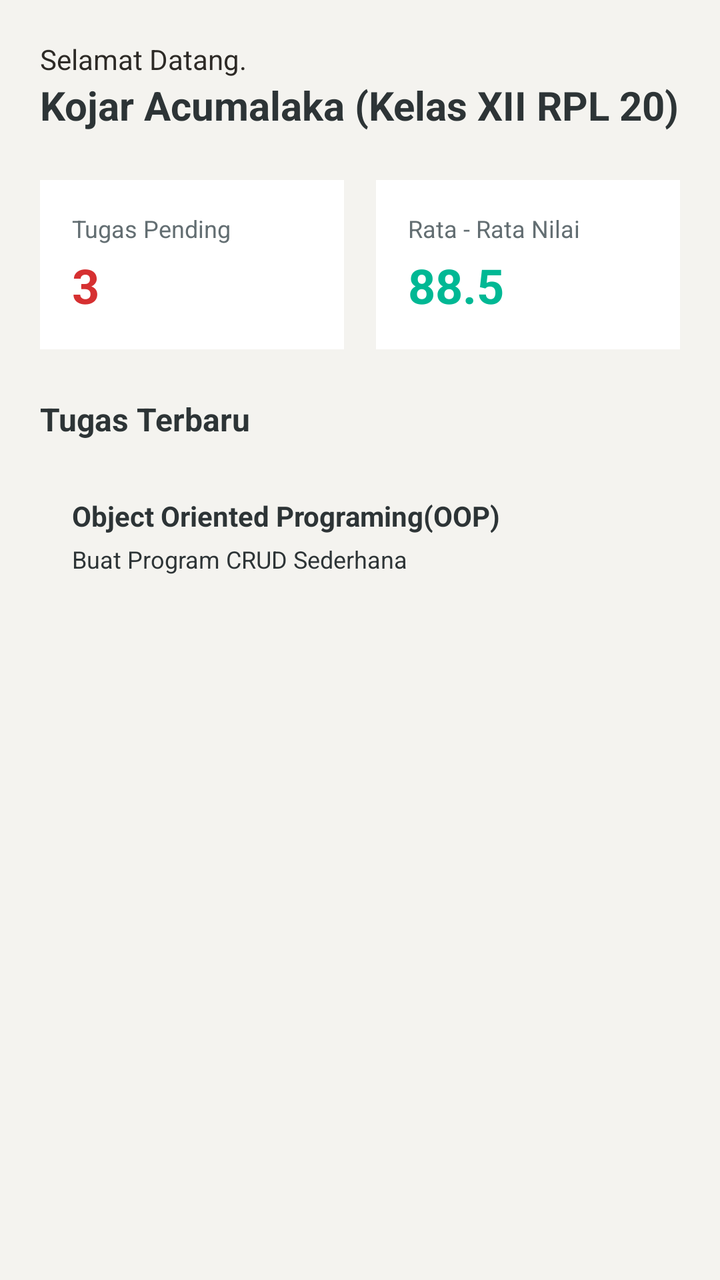
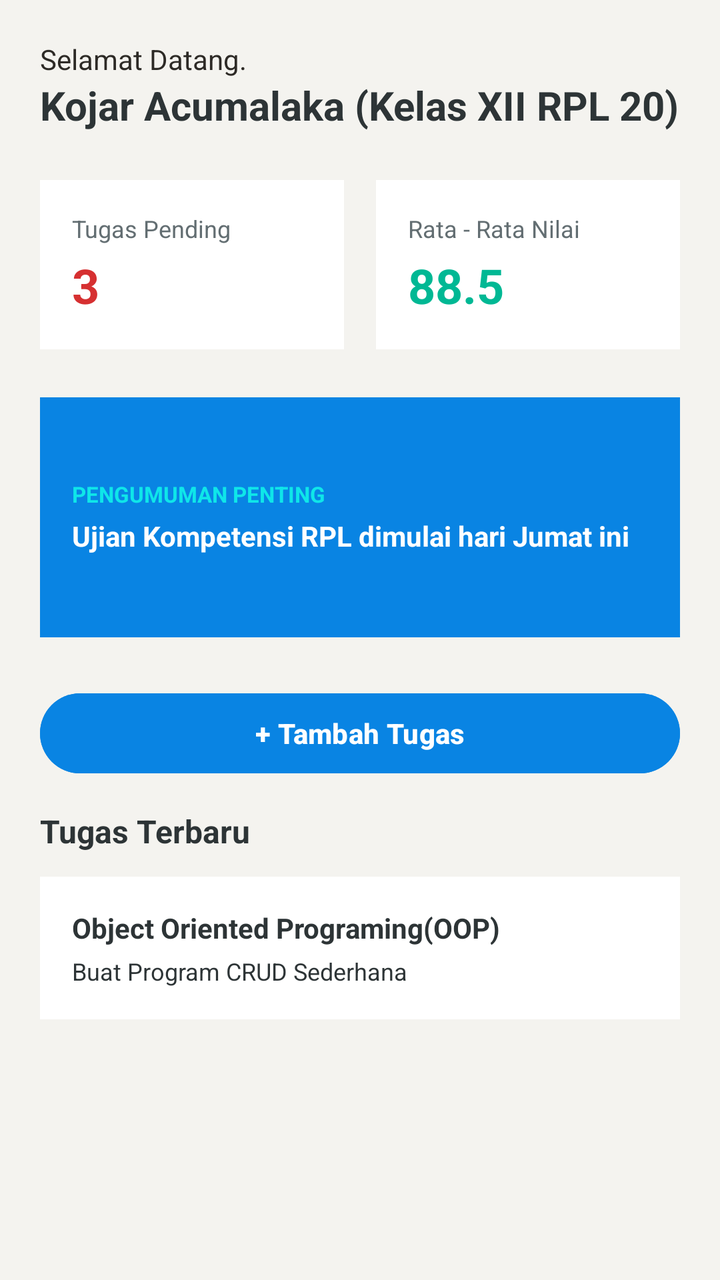

Compare the two renders of this Android layout. The source of the first and the diff that turns it into the second are given below.
<!-- AndroidManifest.xml: application theme Theme.ManagementApp -->
<!-- res/layout/activity_main.xml -->
<?xml version="1.0" encoding="utf-8"?>
<LinearLayout
    xmlns:android="http://schemas.android.com/apk/res/android"
    android:id="@+id/main"
    android:layout_width="match_parent"
    android:layout_height="match_parent"
    android:orientation="vertical"
    android:background="#F4F3EF"
    android:padding="20dp">

    
    <LinearLayout
        android:layout_width="match_parent"
        android:layout_height="wrap_content"
        android:layout_marginBottom="24dp"
        android:orientation="vertical">

        
        <TextView
            android:layout_width="wrap_content"
            android:layout_height="wrap_content"
            android:text="Selamat Datang."
            android:textColor="#2D2A26"
            android:textSize="14sp" />

        <TextView
            android:id="@+id/tvNamaSiswa"
            android:layout_width="wrap_content"
            android:layout_height="wrap_content"
            android:text="Kojar Acumalaka (Kelas XII RPL 20)"
            android:textColor="#2D3436"
            android:textSize="20sp"
            android:textStyle="bold" />

    </LinearLayout>

    
    <LinearLayout
        android:layout_width="match_parent"
        android:layout_height="wrap_content"
        android:orientation="horizontal"
        android:layout_marginBottom="24dp">

        
        <LinearLayout
            android:layout_width="0dp"
            android:layout_height="wrap_content"
            android:orientation="vertical"
            android:layout_weight="1"
            android:background="#FFFFFF"
            android:padding="16dp"
            android:layout_marginEnd="8dp">

            <TextView
                android:layout_width="wrap_content"
                android:layout_height="wrap_content"
                android:text="Tugas Pending"
                android:textColor="#636E72"
                android:textSize="12sp" />

            <TextView
                android:id="@+id/tvJumlahTugas"
                android:layout_width="wrap_content"
                android:layout_height="wrap_content"
                android:text="3"
                android:textColor="#D63031"
                android:textSize="24sp"
                android:textStyle="bold"
                android:layout_marginTop="4dp" />

        </LinearLayout>

        
        <LinearLayout
            android:layout_width="0dp"
            android:layout_height="wrap_content"
            android:orientation="vertical"
            android:layout_weight="1"
            android:background="#FFFFFF"
            android:padding="16dp"
            android:layout_marginStart="8dp">

            <TextView
                android:layout_width="wrap_content"
                android:layout_height="wrap_content"
                android:text="Rata - Rata Nilai"
                android:textColor="#636E72"
                android:textSize="12sp" />

            <TextView
                android:layout_width="wrap_content"
                android:layout_height="wrap_content"
                android:id="@+id/tvRataNilai"
                android:text="88.5"
                android:textSize="24sp"
                android:textStyle="bold"
                android:textColor="#00B894"
                android:layout_marginTop="4dp">
            </TextView>


        </LinearLayout>

    </LinearLayout>

    

    <TextView
        android:layout_width="wrap_content"
        android:layout_height="wrap_content"
        android:text="Tugas Terbaru"
        android:textSize="16sp"
        android:textStyle="bold"
        android:textColor="#2D3436"
        android:layout_marginBottom="12dp" />

    

    <LinearLayout
        android:layout_width="match_parent"
        android:layout_height="wrap_content"
        android:orientation="vertical"
        android:background="#FFFFF"
        android:padding="16dp">

        <TextView
            android:layout_width="wrap_content"
            android:layout_height="wrap_content"
            android:text="Object Oriented Programing(OOP)"
            android:textSize="14sp"
            android:textStyle="bold"
            android:textColor="#2D3436">
        </TextView>

        <TextView
            android:layout_width="wrap_content"
            android:layout_height="wrap_content"
            android:text="Buat Program CRUD Sederhana"
            android:textSize="12sp"
            android:textColor="#2D3436"
            android:layout_marginTop="4dp">
        </TextView>


    </LinearLayout>



</LinearLayout>
<!-- resources referenced by this layout -->
<resources>
  <style name="Theme.ManagementApp" parent="Base.Theme.ManagementApp" />
  <style name="Base.Theme.ManagementApp" parent="Theme.Material3.DayNight.NoActionBar">
          
          
      </style>
</resources>

<!-- the commit's change to res/layout/activity_main.xml (unified diff, before → after) -->
@@ -1,149 +1,199 @@
 <?xml version="1.0" encoding="utf-8"?>
-<LinearLayout
+<FrameLayout
     xmlns:android="http://schemas.android.com/apk/res/android"
-    android:id="@+id/main"
     android:layout_width="match_parent"
     android:layout_height="match_parent"
-    android:orientation="vertical"
-    android:background="#F4F3EF"
-    android:padding="20dp">
+    android:background="#FFFFFF">
 
-    
     <LinearLayout
+        android:id="@+id/main"
         android:layout_width="match_parent"
-        android:layout_height="wrap_content"
-        android:layout_marginBottom="24dp"
-        android:orientation="vertical">
+        android:layout_height="match_parent"
+        android:orientation="vertical"
+        android:background="#F4F3EF"
+        android:padding="20dp">
+
+        
+        <LinearLayout
+            android:layout_width="match_parent"
+            android:layout_height="wrap_content"
+            android:layout_marginBottom="24dp"
+            android:orientation="vertical">
+
+            <TextView
+                android:layout_width="wrap_content"
+                android:layout_height="wrap_content"
+                android:text="Selamat Datang."
+                android:textColor="#2D2A26"
+                android:textSize="14sp" />
+
+            <TextView
+                android:id="@+id/tvNamaSiswa"
+                android:layout_width="wrap_content"
+                android:layout_height="wrap_content"
+                android:text="Kojar Acumalaka (Kelas XII RPL 20)"
+                android:textColor="#2D3436"
+                android:textSize="20sp"
+                android:textStyle="bold" />
+
+        </LinearLayout>
+
+        
+        <LinearLayout
+            android:layout_width="match_parent"
+            android:layout_height="wrap_content"
+            android:orientation="horizontal"
+            android:layout_marginBottom="24dp">
+
+            
+            <LinearLayout
+                android:layout_width="0dp"
+                android:layout_height="wrap_content"
+                android:orientation="vertical"
+                android:layout_weight="1"
+                android:background="#FFFFFF"
+                android:padding="16dp"
+                android:layout_marginEnd="8dp">
+
+                <TextView
+                    android:layout_width="wrap_content"
+                    android:layout_height="wrap_content"
+                    android:text="Tugas Pending"
+                    android:textColor="#636E72"
+                    android:textSize="12sp" />
+
+                <TextView
+                    android:id="@+id/tvJumlahTugas"
+                    android:layout_width="wrap_content"
+                    android:layout_height="wrap_content"
+                    android:text="3"
+                    android:textColor="#D63031"
+                    android:textSize="24sp"
+                    android:textStyle="bold"
+                    android:layout_marginTop="4dp" />
+
+            </LinearLayout>
+
+            
+            <LinearLayout
+                android:layout_width="0dp"
+                android:layout_height="wrap_content"
+                android:orientation="vertical"
+                android:layout_weight="1"
+                android:background="#FFFFFF"
+                android:padding="16dp"
+                android:layout_marginStart="8dp">
+
+                <TextView
+                    android:layout_width="wrap_content"
+                    android:layout_height="wrap_content"
+                    android:text="Rata - Rata Nilai"
+                    android:textColor="#636E72"
+                    android:textSize="12sp" />
+
+                <TextView
+                    android:id="@+id/tvRataNilai"
+                    android:layout_width="wrap_content"
+                    android:layout_height="wrap_content"
+                    android:text="88.5"
+                    android:textSize="24sp"
+                    android:textStyle="bold"
+                    android:textColor="#00B894"
+                    android:layout_marginTop="4dp" />
+
+            </LinearLayout>
+
+        </LinearLayout>
+
+        
+        <FrameLayout
+            android:layout_width="match_parent"
+            android:layout_height="120dp"
+            android:layout_marginBottom="24dp">
+
+            
+            <View
+                android:layout_width="match_parent"
+                android:layout_height="match_parent"
+                android:background="#0984E3" />
+
+            
+            <LinearLayout
+                android:layout_width="match_parent"
+                android:layout_height="match_parent"
+                android:orientation="vertical"
+                android:padding="16dp"
+                android:gravity="center_vertical">
+
+                <TextView
+                    android:layout_width="wrap_content"
+                    android:layout_height="wrap_content"
+                    android:text="PENGUMUMAN PENTING"
+                    android:textSize="11sp"
+                    android:textColor="#0FE6E9"
+                    android:textStyle="bold" />
+
+                <TextView
+                    android:layout_width="wrap_content"
+                    android:layout_height="wrap_content"
+                    android:text="Ujian Kompetensi RPL dimulai hari Jumat ini"
+                    android:textSize="14sp"
+                    android:textColor="#FFFFFF"
+                    android:textStyle="bold"
+                    android:layout_marginTop="4dp" />
+
+            </LinearLayout>
+
+        </FrameLayout>
+
+        
+        <Button
+            android:id="@+id/TombolForm"
+            android:layout_width="match_parent"
+            android:layout_height="wrap_content"
+            android:text="+ Tambah Tugas"
+            android:textColor="#FFFFFF"
+            android:backgroundTint="#0984E3"
+            android:layout_marginBottom="14dp"
+            android:textSize="14sp"
+            android:textStyle="bold" />
 
         
         <TextView
             android:layout_width="wrap_content"
             android:layout_height="wrap_content"
-            android:text="Selamat Datang."
-            android:textColor="#2D2A26"
-            android:textSize="14sp" />
-
-        <TextView
-            android:id="@+id/tvNamaSiswa"
-            android:layout_width="wrap_content"
-            android:layout_height="wrap_content"
-            android:text="Kojar Acumalaka (Kelas XII RPL 20)"
+            android:text="Tugas Terbaru"
+            android:textSize="16sp"
+            android:textStyle="bold"
             android:textColor="#2D3436"
-            android:textSize="20sp"
-            android:textStyle="bold" />
-
-    </LinearLayout>
-
-    
-    <LinearLayout
-        android:layout_width="match_parent"
-        android:layout_height="wrap_content"
-        android:orientation="horizontal"
-        android:layout_marginBottom="24dp">
+            android:layout_marginBottom="12dp" />
 
         
         <LinearLayout
-            android:layout_width="0dp"
+            android:layout_width="match_parent"
             android:layout_height="wrap_content"
             android:orientation="vertical"
-            android:layout_weight="1"
             android:background="#FFFFFF"
-            android:padding="16dp"
-            android:layout_marginEnd="8dp">
+            android:padding="16dp">
 
             <TextView
                 android:layout_width="wrap_content"
                 android:layout_height="wrap_content"
-                android:text="Tugas Pending"
-                android:textColor="#636E72"
-                android:textSize="12sp" />
-
-            <TextView
-                android:id="@+id/tvJumlahTugas"
-                android:layout_width="wrap_content"
-                android:layout_height="wrap_content"
-                android:text="3"
-                android:textColor="#D63031"
-                android:textSize="24sp"
+                android:text="Object Oriented Programing(OOP)"
+                android:textSize="14sp"
                 android:textStyle="bold"
-                android:layout_marginTop="4dp" />
-
-        </LinearLayout>
-
-        
-        <LinearLayout
-            android:layout_width="0dp"
-            android:layout_height="wrap_content"
-            android:orientation="vertical"
-            android:layout_weight="1"
-            android:background="#FFFFFF"
-            android:padding="16dp"
-            android:layout_marginStart="8dp">
+                android:textColor="#2D3436" />
 
             <TextView
                 android:layout_width="wrap_content"
                 android:layout_height="wrap_content"
-                android:text="Rata - Rata Nilai"
-                android:textColor="#636E72"
-                android:textSize="12sp" />
-
-            <TextView
-                android:layout_width="wrap_content"
-                android:layout_height="wrap_content"
-                android:id="@+id/tvRataNilai"
-                android:text="88.5"
-                android:textSize="24sp"
-                android:textStyle="bold"
-                android:textColor="#00B894"
-                android:layout_marginTop="4dp">
-            </TextView>
-
+                android:text="Buat Program CRUD Sederhana"
+                android:textSize="12sp"
+                android:textColor="#2D3436"
+                android:layout_marginTop="4dp" />
 
         </LinearLayout>
 
     </LinearLayout>
 
-    
-
-    <TextView
-        android:layout_width="wrap_content"
-        android:layout_height="wrap_content"
-        android:text="Tugas Terbaru"
-        android:textSize="16sp"
-        android:textStyle="bold"
-        android:textColor="#2D3436"
-        android:layout_marginBottom="12dp" />
-
-    
-
-    <LinearLayout
-        android:layout_width="match_parent"
-        android:layout_height="wrap_content"
-        android:orientation="vertical"
-        android:background="#FFFFF"
-        android:padding="16dp">
-
-        <TextView
-            android:layout_width="wrap_content"
-            android:layout_height="wrap_content"
-            android:text="Object Oriented Programing(OOP)"
-            android:textSize="14sp"
-            android:textStyle="bold"
-            android:textColor="#2D3436">
-        </TextView>
-
-        <TextView
-            android:layout_width="wrap_content"
-            android:layout_height="wrap_content"
-            android:text="Buat Program CRUD Sederhana"
-            android:textSize="12sp"
-            android:textColor="#2D3436"
-            android:layout_marginTop="4dp">
-        </TextView>
-
-
-    </LinearLayout>
-
-
-
-</LinearLayout>
+</FrameLayout>
